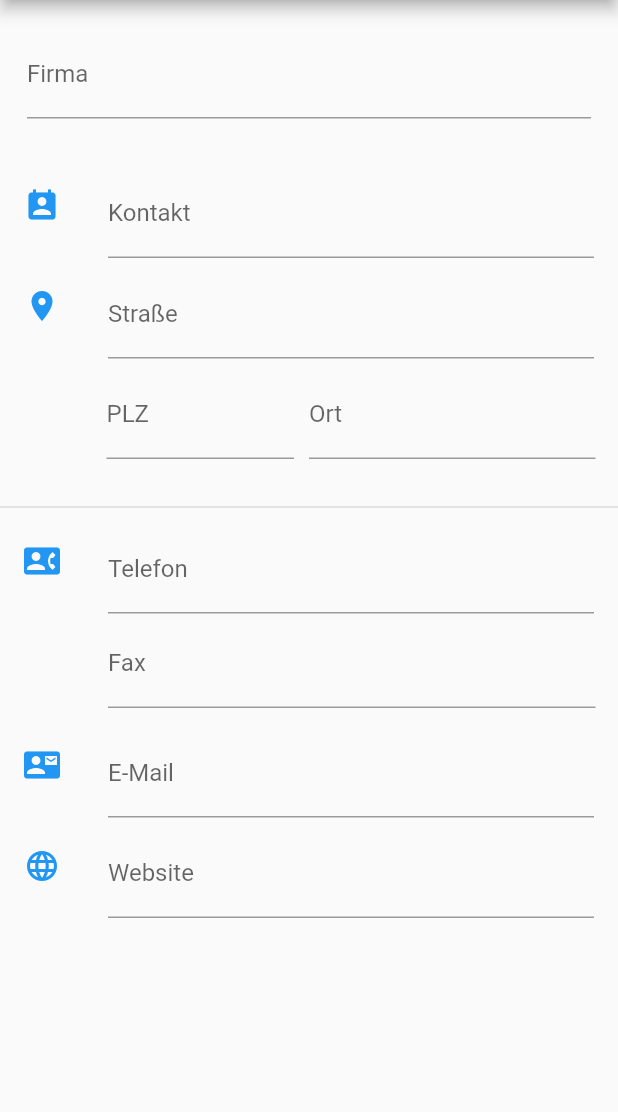
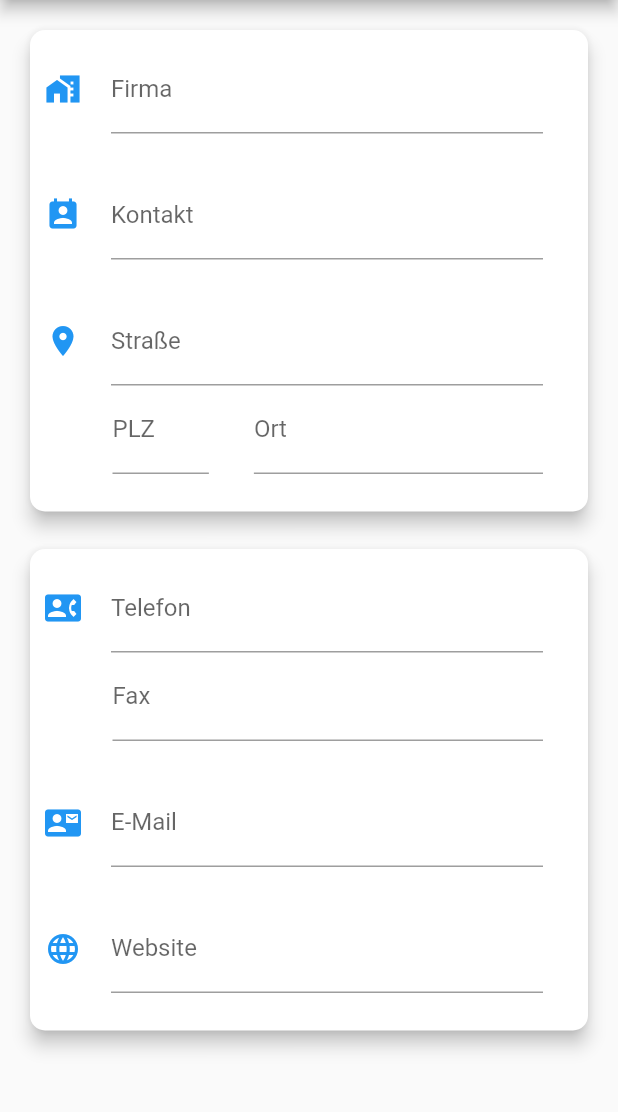
Before and after one commit to MarcelGep/flutter_desktop, a Flutter app: the CustomerEditPage screen opened by its route, on a phone screen of 412 x 824 dp, the part 84-1196 px from its top. Run offline on Flutter 3.47's test engine with Material 2 defaults, Android fonts, the phone set to English and light mode, and no system bars; our stand-ins replace another_flushbar, cloud_firestore, device_info, firebase_auth, firebase_core, flutter_slidable and 6 more; missing offline and left inert: random_color; accounts and stored records are empty.

```diff
--- a/lib/pages/customer_edit_page.dart
+++ b/lib/pages/customer_edit_page.dart
@@ -28,6 +28,7 @@ class _CustomerEditPageState extends State<CustomerEditPage> {
   bool _validated = true;
   bool _editCustomer = false;
   Customer _customer;
+  double _space = 25;
 
   void initCustomerData() {
     _customer = ModalRoute.of(context).settings.arguments;
@@ -89,21 +90,42 @@ class _CustomerEditPageState extends State<CustomerEditPage> {
         child: SingleChildScrollView(
           child: Column(
             children: [
-              SizedBox(height: 20),
-              _buildName(),
-              SizedBox(height: 30),
-              Column(
+              Card(
+                clipBehavior: Clip.antiAliasWithSaveLayer,
+                shape: RoundedRectangleBorder(
+                  borderRadius: BorderRadius.circular(10.0),
+                ),
+                elevation: 5,
+                margin: EdgeInsets.only(top: 20, left: 20, right: 20),
+                child: Padding(
+                  padding: EdgeInsets.only(top: 10, bottom: 25),
+                  child: Column(
                     children: [
+                      _buildCompany(),
                       _buildContact(),
-                  _buildStreet(),
                       _buildLocation(),
-                  SizedBox(height: 20),
-                  Divider(thickness: 1),
+                    ],
+                  ),
+                ),
+              ),
+              SizedBox(height: 15),
+              Card(
+                clipBehavior: Clip.antiAliasWithSaveLayer,
+                shape: RoundedRectangleBorder(
+                  borderRadius: BorderRadius.circular(10.0),
+                ),
+                elevation: 5,
+                margin: EdgeInsets.only(top: 10, left: 20, right: 20),
+                child: Padding(
+                  padding: EdgeInsets.only(top: 10, bottom: 25),
+                  child: Column(
+                    children: [
                       _buildPhone(),
-                  _buildFax(),
                       _buildEmail(),
                       _buildWeb(),
                     ],
+                  ),
+                ),
               ),
             ],
           ),
@@ -112,16 +134,22 @@ class _CustomerEditPageState extends State<CustomerEditPage> {
     );
   }
 
-  Widget _buildName() {
+  Widget _buildCompany() {
     return Form(
       key: _formKeyName,
       child: Container(
-        padding: EdgeInsets.only(left: 18, top: 0, right: 18, bottom: 0),
+        padding: EdgeInsets.only(left: 10, right: 30, bottom: _space),
+        child: Row(
+          children: [
+            Icon(Icons.home_work, color: Colors.blue[500]),
+            SizedBox(width: 20),
+            Expanded(
               child: TextFormField(
                 controller: widget.nameController,
                 decoration: InputDecoration(
                   labelText: 'Firma',
-            labelStyle: TextStyle(fontSize: 16, fontWeight: FontWeight.w400),
+                  labelStyle:
+                      TextStyle(fontSize: 16, fontWeight: FontWeight.w400),
                 ),
                 style: TextStyle(fontWeight: FontWeight.w600),
                 onChanged: (value) => _formKeyName.currentState.validate(),
@@ -135,72 +163,93 @@ class _CustomerEditPageState extends State<CustomerEditPage> {
                 },
               ),
             ),
+          ],
+        ),
+      ),
     );
   }
 
   Widget _buildContact() {
-    return ListTile(
-      title: TextFormField(
+    return Container(
+      padding: EdgeInsets.only(left: 10, right: 30, bottom: _space),
+      child: Row(
+        children: [
+          Icon(Icons.perm_contact_cal, color: Colors.blue[500]),
+          SizedBox(width: 20),
+          Expanded(
+            child: TextFormField(
+              keyboardType: TextInputType.streetAddress,
               controller: widget.contactController,
               decoration: InputDecoration(labelText: 'Kontakt'),
             ),
-      leading: Icon(
-        Icons.perm_contact_cal,
-        color: Colors.blue[500],
           ),
-    );
-  }
-
-  Widget _buildStreet() {
-    return ListTile(
-      title: TextFormField(
-        keyboardType: TextInputType.streetAddress,
-        controller: widget.streetController,
-        decoration: InputDecoration(labelText: 'Straße'),
-      ),
-      leading: Icon(
-        Icons.location_on,
-        color: Colors.blue[500],
+        ],
       ),
     );
   }
 
   Widget _buildLocation() {
-    return Row(
+    return Container(
+      padding: EdgeInsets.only(left: 10, right: 30),
+      child: Column(
         children: [
+          Row(
+            children: [
+              Icon(Icons.location_on, color: Colors.blue[500]),
+              SizedBox(width: 20),
               Expanded(
-          child: ListTile(
-            title: TextFormField(
+                child: TextFormField(
+                  keyboardType: TextInputType.streetAddress,
+                  controller: widget.streetController,
+                  decoration: InputDecoration(labelText: 'Straße'),
+                ),
+              ),
+            ],
+          ),
+          Row(
+            children: [
+              SizedBox(width: 45),
+              Expanded(
+                child: TextFormField(
                   keyboardType: TextInputType.number,
                   maxLength: 5,
-              decoration: InputDecoration(counterText: '', labelText: 'PLZ'),
+                  decoration:
+                      InputDecoration(counterText: '', labelText: 'PLZ'),
                   controller: widget.zipController,
                 ),
-            contentPadding:
-                EdgeInsets.only(left: 71, top: 0, right: 10, bottom: 0),
               ),
-        ),
+              SizedBox(width: 30),
               Expanded(
-          child: Padding(
-            padding: EdgeInsets.only(left: 0, top: 0, right: 15, bottom: 0),
+                flex: 3,
                 child: TextFormField(
                   controller: widget.locationController,
                   decoration: InputDecoration(labelText: 'Ort'),
                 ),
               ),
+            ],
           ),
         ],
+      ),
     );
   }
 
   Widget _buildPhone() {
-    return Form(
+    return Container(
+      padding: EdgeInsets.only(left: 10, right: 30, bottom: _space),
+      child: Form(
         key: _formKeyPhone,
-      child: ListTile(
-        title: TextFormField(
+        child: Column(
+          children: [
+            Row(
+              children: [
+                Icon(Icons.contact_phone, color: Colors.blue[500]),
+                SizedBox(width: 20),
+                Expanded(
+                  child: TextFormField(
                     keyboardType: TextInputType.phone,
                     maxLength: 15,
-          decoration: InputDecoration(counterText: '', labelText: 'Telefon'),
+                    decoration:
+                        InputDecoration(counterText: '', labelText: 'Telefon'),
                     controller: widget.phoneController,
                     onChanged: (value) => _formKeyPhone.currentState.validate(),
                     validator: (value) {
@@ -212,37 +261,40 @@ class _CustomerEditPageState extends State<CustomerEditPage> {
                       return null;
                     },
                   ),
-        leading: Icon(
-          Icons.contact_phone,
-          color: Colors.blue[500],
+                ),
+              ],
+            ),
+            Row(
+              children: [
+                SizedBox(width: 45),
+                Expanded(
+                  child: TextFormField(
+                    keyboardType: TextInputType.phone,
+                    maxLength: 15,
+                    controller: widget.faxController,
+                    decoration:
+                        InputDecoration(counterText: '', labelText: 'Fax'),
+                  ),
+                ),
+              ],
+            )
+          ],
         ),
       ),
     );
   }
 
-  Widget _buildFax() {
-    return Row(
+  Widget _buildEmail() {
+    return Container(
+      padding: EdgeInsets.only(left: 10, right: 30, bottom: _space),
+      child: Form(
+        key: _formKeyEmail,
+        child: Row(
           children: [
+            Icon(Icons.contact_mail, color: Colors.blue[500]),
+            SizedBox(width: 20),
             Expanded(
-          child: Padding(
-            padding: EdgeInsets.only(left: 72, top: 0, right: 15, bottom: 10),
               child: TextFormField(
-              keyboardType: TextInputType.phone,
-              maxLength: 15,
-              controller: widget.faxController,
-              decoration: InputDecoration(counterText: '', labelText: 'Fax'),
-            ),
-          ),
-        ),
-      ],
-    );
-  }
-
-  Widget _buildEmail() {
-    return Form(
-      key: _formKeyEmail,
-      child: ListTile(
-        title: TextFormField(
                 keyboardType: TextInputType.emailAddress,
                 controller: widget.emailController,
                 decoration: InputDecoration(labelText: 'E-Mail'),
@@ -259,24 +311,31 @@ class _CustomerEditPageState extends State<CustomerEditPage> {
                   return null;
                 },
               ),
-        leading: Icon(
-          Icons.contact_mail,
-          color: Colors.blue[500],
+            ),
+          ],
         ),
       ),
     );
   }
 
   Widget _buildWeb() {
-    return ListTile(
-      title: TextFormField(
+    return Container(
+      padding: EdgeInsets.only(left: 10, right: 30),
+      child: Row(
+        children: [
+          Icon(
+            Icons.language,
+            color: Colors.blue[500],
+          ),
+          SizedBox(width: 20),
+          Expanded(
+            child: TextFormField(
               keyboardType: TextInputType.url,
               controller: widget.webController,
               decoration: InputDecoration(labelText: 'Website'),
             ),
-      leading: Icon(
-        Icons.language,
-        color: Colors.blue[500],
+          ),
+        ],
       ),
     );
   }
--- a/lib/pages/login_screen.dart
+++ b/lib/pages/login_screen.dart
@@ -118,8 +118,9 @@ class _LoginPageState extends State<LoginPage> {
           if (errorMessage.contains('user-not-found'))
             errorMessage = "Benutzer wurde nicht gefunden!";
 
-          DialogsHelper.showErrorFlushbar(context, errorMessage);
-          Timer(Duration(milliseconds: 1500), () {
+          int durationMs = 1500;
+          DialogsHelper.showErrorFlushbar(context, errorMessage, durationMs);
+          Timer(Duration(milliseconds: durationMs), () {
             _btnController.reset();
           });
         }
--- a/lib/pages/signup_screen.dart
+++ b/lib/pages/signup_screen.dart
@@ -82,7 +82,7 @@ class _SignUpPageState extends State<SignUpPage> {
         if (errorMessage != null) {
           _btnController.error();
           passwordController.clear();
-          DialogsHelper.showErrorFlushbar(context, errorMessage);
+          DialogsHelper.showErrorFlushbar(context, errorMessage, 1500);
           Timer(Duration(milliseconds: 1500), () {
             _btnController.reset();
           });
--- a/lib/widgets/customer_list.dart
+++ b/lib/widgets/customer_list.dart
@@ -113,7 +113,7 @@ class CustomerList extends StatelessWidget {
                                 //Delete button
                                 DatabaseHelper.deleteCustomer(customer);
                                 DialogsHelper.showDeleteFlushbar(
-                                    context, customer);
+                                    context, customer, 2000);
                                 break;
                             }
                           },
@@ -155,7 +155,8 @@ class CustomerList extends StatelessWidget {
                         icon: Icons.delete,
                         onTap: () {
                           DatabaseHelper.deleteCustomer(customer);
-                          DialogsHelper.showDeleteFlushbar(context, customer);
+                          DialogsHelper.showDeleteFlushbar(
+                              context, customer, 2000);
                         },
                       ),
                     ],
--- a/pubspec.yaml
+++ b/pubspec.yaml
@@ -39,7 +39,7 @@ dependencies:
   device_info: ^1.0.0
   package_info: ^0.4.3+2
   another_flushbar: ^1.10.5
-  percent_indicator: ^2.1.8
+  percent_indicator: ^2.1.9
   random_color: ^1.0.5
   sign_in_with_apple: ^2.5.4
   rounded_loading_button: ^1.0.0
```
Also changed, not shown: lib/helpers/dialog_helper.dart (+31 -13 lines), lib/widgets/TextCounter.dart (added, +53 -0 lines). Lines whose indentation alone changed are shown as unchanged.
